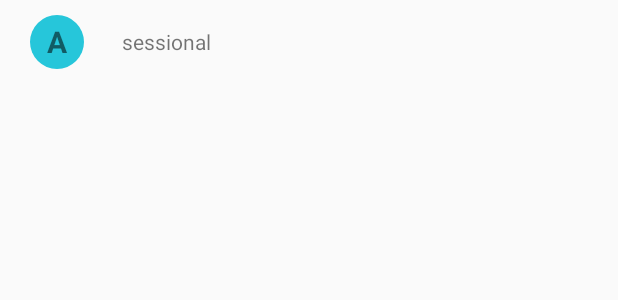
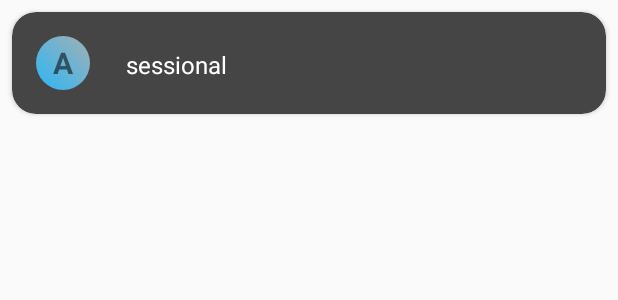
Before and after one commit to sikka-77/MarkSheetScanner, an Android app: the layout activity_check2.xml on its own in the app's theme, with its tools: preview values and no code run, on a phone screen of 412 x 824 dp. Shown: the top 300 px of the screen. Run offline under Robolectric (Android 15) with nearby library versions, the phone set to English and light mode, and no system bars.

Commit message:
changes made in ui

```diff
--- a/MarksheetScanner/app/src/main/AndroidManifest.xml
+++ b/MarksheetScanner/app/src/main/AndroidManifest.xml
@@ -26,9 +26,10 @@
         <activity android:name=".MainActivity"
             android:label="Sign Up" />
         <activity android:name=".PictureActivity"
-            android:label="Add Picture"/>
+            android:label="Students"
+            android:parentActivityName=".ExamActivity"/>
         <activity android:name=".DisplayActivity"
-            android:label="Course Codes"/>
+            android:label="Subjects"/>
 
 
 
--- a/MarksheetScanner/app/src/main/java/com/example/bhavyasikka/myfirebaseauth/DisplayActivity.java
+++ b/MarksheetScanner/app/src/main/java/com/example/bhavyasikka/myfirebaseauth/DisplayActivity.java
@@ -105,11 +105,11 @@ public class DisplayActivity extends AppCompatActivity {
         });
 
         /*
-                setting the reference of the databse variable
+                setting the reference of the database variable
                 the data under this reference will be retrieved from firebase
                 here reference is set to Course Code,Semester and Subject and
                 in it to the user id that we got above
-                This will set refernce to the particular user and course codes created by that
+                This will set reference to the particular user and course codes created by that
                 user will be displayed
          */
 
--- a/MarksheetScanner/app/src/main/java/com/example/bhavyasikka/myfirebaseauth/PictureActivity.java
+++ b/MarksheetScanner/app/src/main/java/com/example/bhavyasikka/myfirebaseauth/PictureActivity.java
@@ -7,8 +7,10 @@ import android.net.Uri;
 import android.provider.MediaStore;
 import android.support.annotation.NonNull;
 import android.support.design.widget.FloatingActionButton;
+import android.support.v4.app.NavUtils;
 import android.support.v7.app.AppCompatActivity;
 import android.os.Bundle;
+import android.view.MenuItem;
 import android.view.View;
 import android.widget.Button;
 import android.widget.ImageView;
@@ -48,7 +50,9 @@ public class PictureActivity extends AppCompatActivity {
     @Override
     protected void onCreate(Bundle savedInstanceState) {
         super.onCreate(savedInstanceState);
+
         setContentView(R.layout.activity_picture);
+
 
        /* ArrayList<MarksModel> marks_list = new ArrayList<MarksModel>();
 
@@ -160,6 +164,7 @@ public class PictureActivity extends AppCompatActivity {
     }
 
 
+
     @Override
     protected void onActivityResult(int requestCode, int resultCode, Intent data) {
         super.onActivityResult(requestCode, resultCode, data);
--- a/MarksheetScanner/app/src/main/res/drawable/semesterbackground.xml
+++ b/MarksheetScanner/app/src/main/res/drawable/semesterbackground.xml
@@ -2,7 +2,10 @@
 <!-- Background circle for the magnitude value -->
 <shape xmlns:android="http://schemas.android.com/apk/res/android"
     android:shape="oval">
-    <solid android:color="#26C6DA" />
+    <gradient
+        android:startColor="#2cb6f6"
+        android:endColor="#a2b0b3"
+        android:angle="45" />
     <size
         android:width="36dp"
         android:height="36dp" />
--- a/MarksheetScanner/app/src/main/res/layout/activity_check2.xml
+++ b/MarksheetScanner/app/src/main/res/layout/activity_check2.xml
@@ -1,43 +1,51 @@
 <?xml version="1.0" encoding="utf-8"?>
-<android.support.constraint.ConstraintLayout xmlns:android="http://schemas.android.com/apk/res/android"
+<RelativeLayout xmlns:android="http://schemas.android.com/apk/res/android"
+    xmlns:app="http://schemas.android.com/apk/res-auto"
+    xmlns:tools="http://schemas.android.com/tools"
     android:layout_width="match_parent"
-    android:layout_height="match_parent"
-    xmlns:tools="http://schemas.android.com/tools">
+    android:layout_height="match_parent">
 
+
+    <android.support.v7.widget.CardView
+        android:layout_width="match_parent"
+        android:layout_height="wrap_content"
+        android:layout_margin="8dp"
+        app:cardBackgroundColor="#454545"
+        app:cardCornerRadius="16dp">
 
         <LinearLayout
             android:layout_width="match_parent"
-        android:layout_height="70dp"
-        android:orientation="horizontal"
-
-        android:layout_marginLeft="10dp"
-        android:layout_marginTop="40dp"
-        >
+            android:layout_height="wrap_content"
+            android:layout_margin="8dp"
+            android:orientation="horizontal">
 
             <TextView
+                android:id="@+id/sectionNames"
+
                 android:layout_width="36dp"
 
+                android:layout_height="wrap_content"
+                android:layout_margin="8dp"
                 android:background="@drawable/semesterbackground"
-
-            android:layout_height="wrap_content"
-            tools:text="A"
                 android:gravity="center"
-            android:textStyle="bold"
 
                 android:textSize="20sp"
-            android:id="@+id/sectionNames"
-            android:layout_margin="10dp"/>
+                android:textStyle="bold"
+                tools:text="A" />
 
             <TextView
+                android:id="@+id/examName"
                 android:layout_width="0dp"
                 android:layout_height="wrap_content"
-            android:layout_marginLeft="15dp"
+                android:layout_marginLeft="16dp"
+                android:layout_marginTop="8dp"
+                android:layout_weight="3"
+                android:gravity="bottom"
                 tools:text="sessional"
-            android:layout_marginTop="8dp"
-            android:gravity="bottom"
-            android:id="@+id/examName"
-            android:layout_weight="3"/>
+                android:textColor="#ffffff"
+                android:textSize="16sp"/>
 
         </LinearLayout>
+    </android.support.v7.widget.CardView>
 
-</android.support.constraint.ConstraintLayout>
+</RelativeLayout>
--- a/MarksheetScanner/app/src/main/res/values/colors.xml
+++ b/MarksheetScanner/app/src/main/res/values/colors.xml
@@ -7,7 +7,7 @@
     <color name="alternate_border">#4fa5d5</color>
 
 
-    <color name="editorColorPrimary">#2D3640</color>
+    <color name="editorColorPrimary">#2cb6f6</color>
 
     <!-- Primary dark color for the editor -->
     <color name="editorColorPrimaryDark">#394450</color>
```
Also changed, not shown: MarksheetScanner/app/src/main/res/layout/activity_check.xml (+35 -30 lines), MarksheetScanner/app/src/main/res/layout/activity_display.xml (+13 -17 lines), MarksheetScanner/app/src/main/res/layout/activity_exam.xml (+17 -18 lines), MarksheetScanner/app/src/main/res/layout/activity_picture.xml (+16 -25 lines), MarksheetScanner/app/src/main/res/layout/marks_layout.xml (+29 -22 lines). Lines whose indentation alone changed are shown as unchanged.
